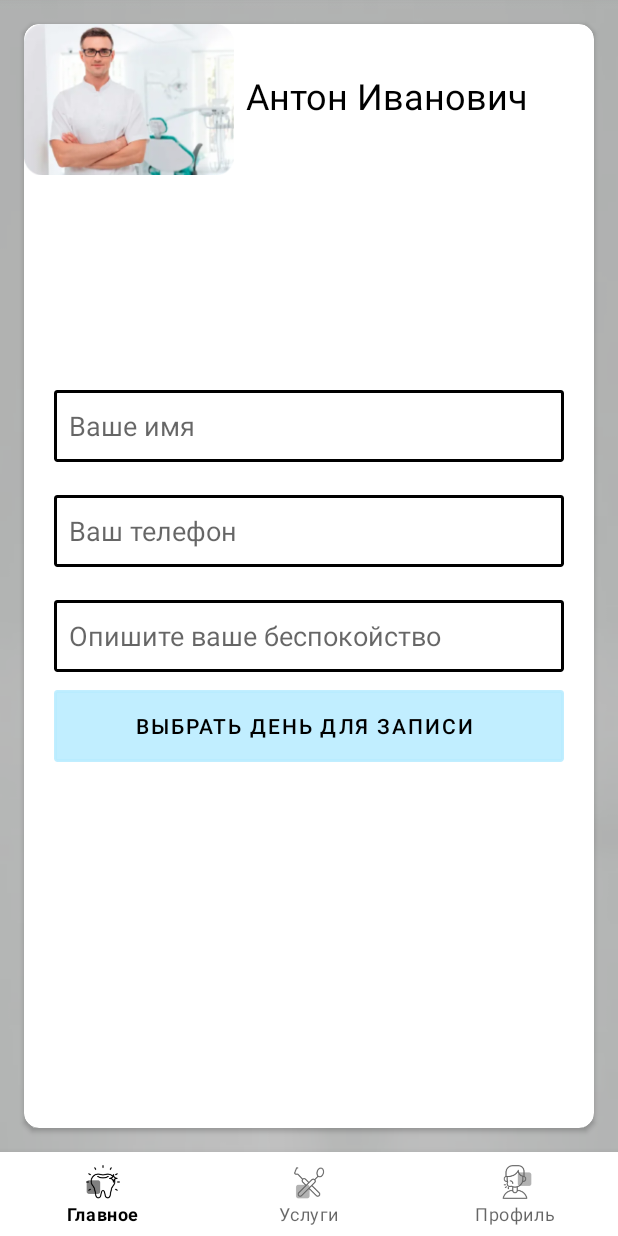
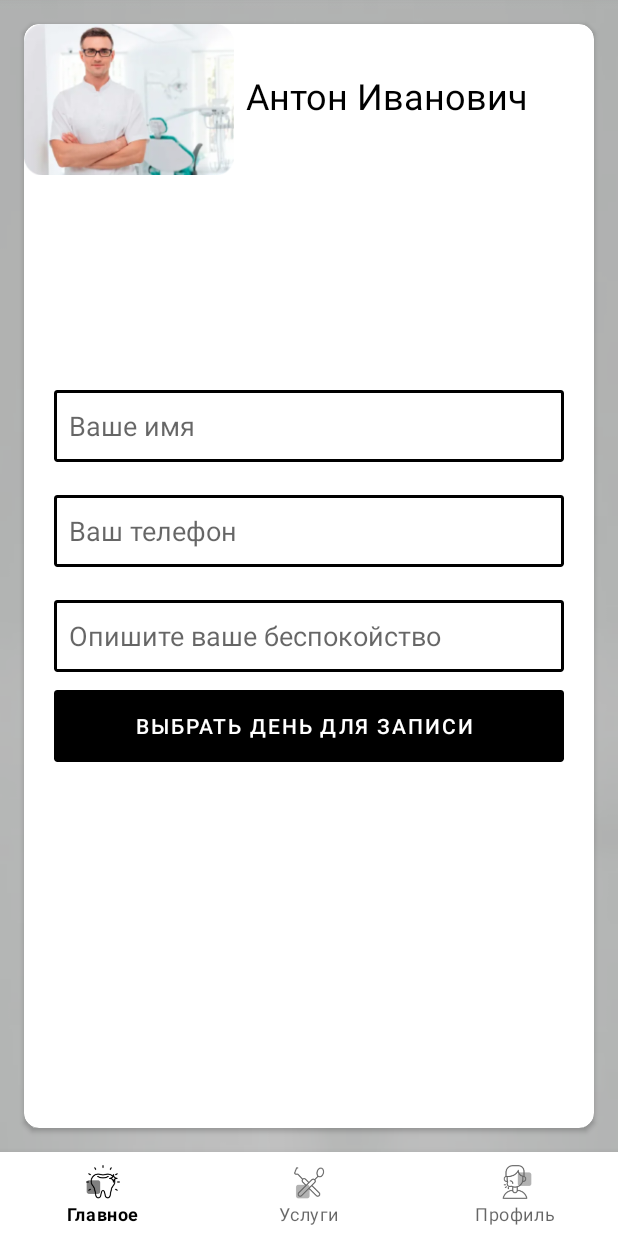
Before and after one commit to aycholpon-bektenbekova/Ibolot, an Android app: the RecordFragment screen opened through its navigation route, on a phone screen of 412 x 824 dp. Run offline under Robolectric (Android 15) with nearby library versions, the phone set to English and light mode, and no system bars; our stand-ins replace Firebase (no records; nobody signed in at launch, a user with empty details on screens opened directly), navigation-ui; libraries missing offline, so code that uses them is left out: by.kirich1409.viewbindingdelegate; 4 statements that could not run were skipped.

```diff
--- a/app/src/main/res/layout/include_calendar.xml
+++ b/app/src/main/res/layout/include_calendar.xml
@@ -47,7 +47,6 @@
         android:layout_height="wrap_content"
         android:text="@string/time_record"
         android:textSize="16sp"
-        android:backgroundTint="@color/blue"
         app:layout_constraintStart_toStartOf="parent"
         app:layout_constraintEnd_toEndOf="parent"
         app:layout_constraintTop_toTopOf="parent"
@@ -72,7 +71,6 @@
         android:layout_height="wrap_content"
         android:text="@string/back"
         android:textSize="16sp"
-        android:backgroundTint="@color/blue"
         app:layout_constraintTop_toBottomOf="@+id/tv_textTime"
         app:layout_constraintStart_toStartOf="parent"
         app:layout_constraintEnd_toEndOf="parent"/>
--- a/app/src/main/res/layout/include_record.xml
+++ b/app/src/main/res/layout/include_record.xml
@@ -62,7 +62,6 @@
             android:paddingStart="10dp"/>
 
         <com.google.android.material.button.MaterialButton
-            app:backgroundTint="@color/blue"
             android:id="@+id/btnRecord"
             android:layout_width="match_parent"
             android:layout_height="48dp"
@@ -71,7 +70,6 @@
             android:layout_marginHorizontal="20dp"
             android:background="@drawable/et_border"
             android:text="@string/day_record"
-            android:textColor="@color/black"
             android:paddingStart="10dp"/>
 
     </androidx.cardview.widget.CardView>
```
